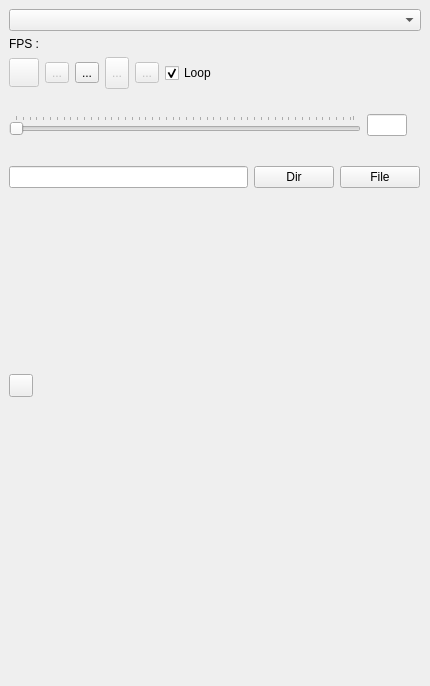
First picture: the form in SeaGoatVision/client/qt/uifiles/WinMedia.ui, repository Octets/SeaGoatVision, before the edit.
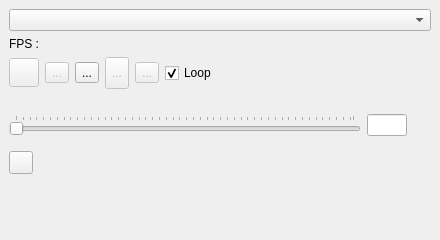
Second picture: the form after the edit. Icons and pictures are not drawn.

Commit message: Qt: Add WinCamera. Media can send list of param of property of device. Firewire send properties. Fix order speediso of firewire

Diff of the .ui file:
```diff
--- a/SeaGoatVision/client/qt/uifiles/WinMedia.ui
+++ b/SeaGoatVision/client/qt/uifiles/WinMedia.ui
@@ -9,14 +9,14 @@
    <rect>
     <x>0</x>
     <y>0</y>
-    <width>430</width>
-    <height>686</height>
+    <width>440</width>
+    <height>240</height>
    </rect>
   </property>
   <property name="minimumSize">
    <size>
-    <width>400</width>
-    <height>310</height>
+    <width>440</width>
+    <height>240</height>
    </size>
   </property>
   <property name="features">
```
The commit also changes 5 other files.
